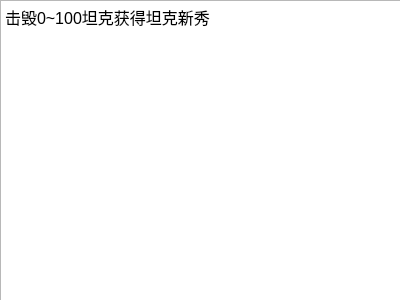
Old version of the form TankGame/number_1.ui in the repository anlowee/TankGame.
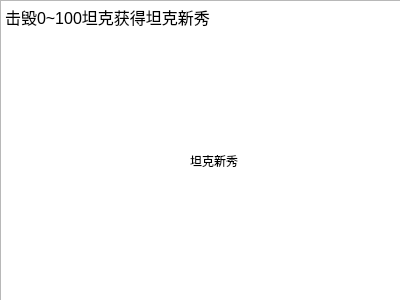
New version of the form. Icons and pictures are not drawn.

Diff of the .ui file:
```diff
--- a/TankGame/number_1.ui
+++ b/TankGame/number_1.ui
@@ -30,6 +30,22 @@
 &lt;p style=&quot; margin-top:12px; margin-bottom:12px; margin-left:0px; margin-right:0px; -qt-block-indent:0; text-indent:0px;&quot;&gt;&lt;span style=&quot; font-family:'宋体'; font-size:12pt;&quot;&gt;击毁0~100坦克获得坦克新秀&lt;/span&gt;&lt;span style=&quot; font-family:'Calibri'; font-size:12pt;&quot;&gt;&lt;br /&gt;&lt;/span&gt;&lt;/p&gt;&lt;/body&gt;&lt;/html&gt;</string>
    </property>
   </widget>
+  <widget class="QLabel" name="label">
+   <property name="geometry">
+    <rect>
+     <x>190</x>
+     <y>110</y>
+     <width>81</width>
+     <height>101</height>
+    </rect>
+   </property>
+   <property name="styleSheet">
+    <string notr="true">border-image: url(:/sample/photo/honor/honor_7.png);</string>
+   </property>
+   <property name="text">
+    <string>坦克新秀</string>
+   </property>
+  </widget>
  </widget>
  <resources/>
  <connections/>
```
